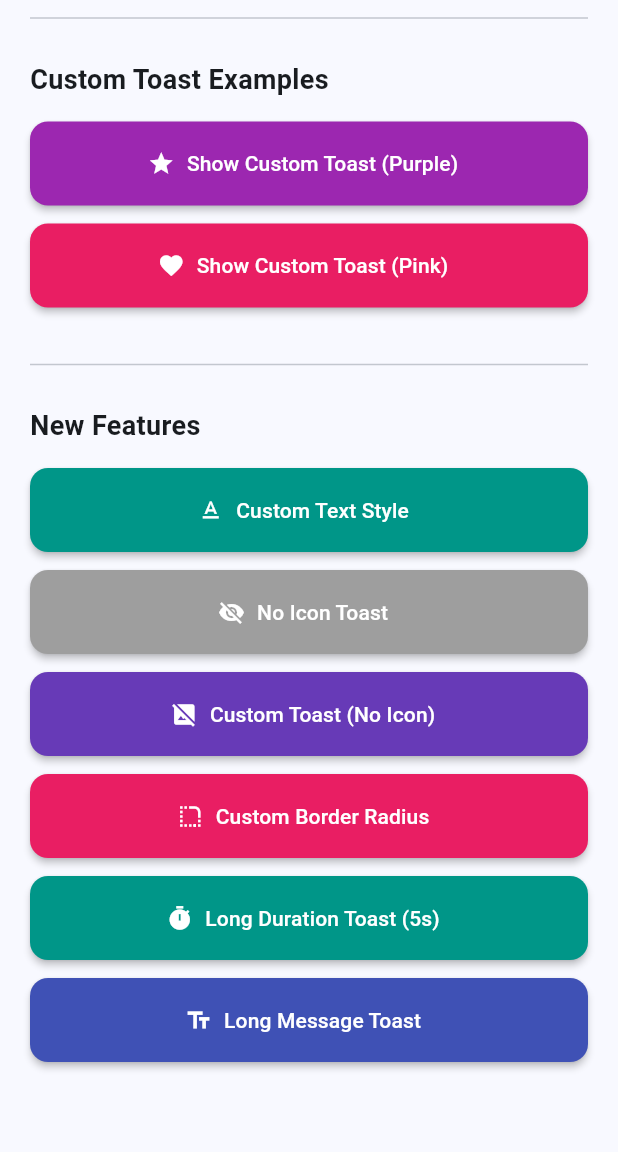
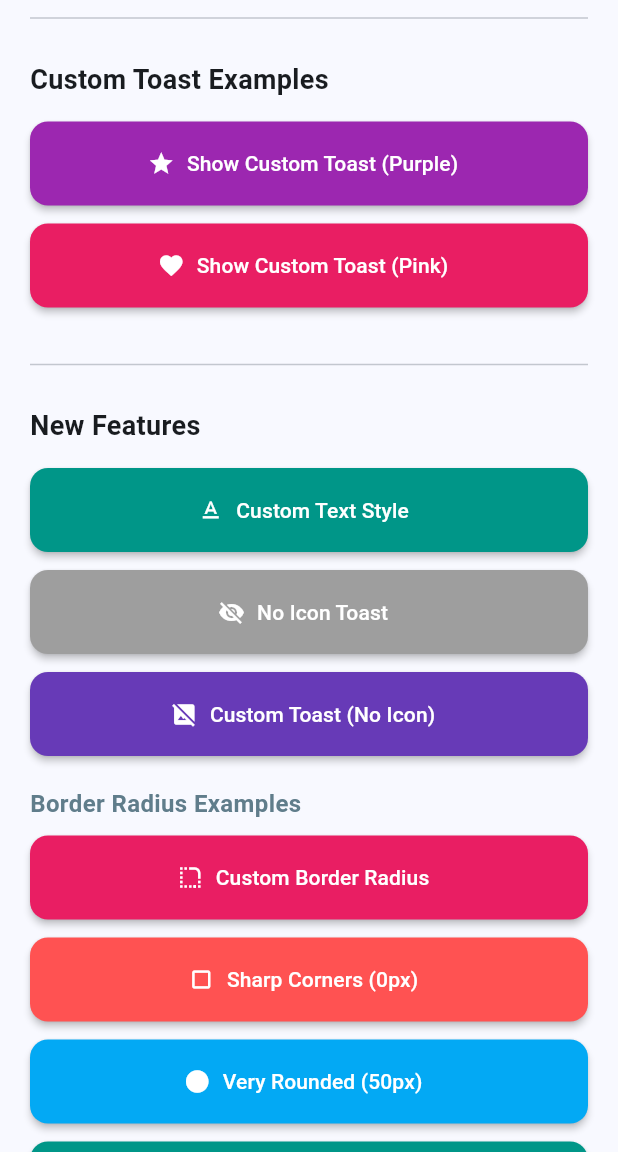
Before and after one commit to MAHMOUDELSAYED7/Modern-Toast, a Flutter app: the screen it shows after launch, scrolled down 551 dp, on a phone screen of 412 x 824 dp, the part 84-1236 px from its top. Run offline on Flutter 3.47's test engine with Material 3 defaults, Android fonts, the light colour scheme and no system bars; our stand-ins replace animate_do.

Commit message:
Enhance example app with multiple border radius examples and improved documentation

```diff
--- a/example/lib/main.dart
+++ b/example/lib/main.dart
@@ -144,6 +144,24 @@ class _MyHomePageState extends State<MyHomePage> {
       message: 'Custom border radius toast',
       type: ModernToastType.success,
       borderRadius: 8.0,
+    );
+  }
+
+  void _showSharpBorderRadiusToast() {
+    showModernToast(
+      context,
+      message: 'Sharp corners toast',
+      type: ModernToastType.warning,
+      borderRadius: 0.0,
+    );
+  }
+
+  void _showLargeBorderRadiusToast() {
+    showModernToast(
+      context,
+      message: 'Very rounded toast',
+      type: ModernToastType.info,
+      borderRadius: 50.0,
     );
   }
 
@@ -300,13 +318,43 @@ class _MyHomePageState extends State<MyHomePage> {
                 color: Colors.deepPurple,
                 onPressed: _showCustomToastNoIcon,
               ),
-              const SizedBox(height: 12),
+              const SizedBox(height: 20),
+
+              // Border Radius Examples
+              const Align(
+                alignment: Alignment.centerLeft,
+                child: Text(
+                  'Border Radius Examples',
+                  style: TextStyle(
+                    fontSize: 16,
+                    fontWeight: FontWeight.w600,
+                    color: Colors.blueGrey,
+                  ),
+                ),
+              ),
+              const SizedBox(height: 10),
 
               _buildToastButton(
                 icon: Icons.rounded_corner,
                 label: 'Custom Border Radius',
                 color: Colors.pink,
                 onPressed: _showCustomBorderRadiusToast,
+              ),
+              const SizedBox(height: 12),
+
+              _buildToastButton(
+                icon: Icons.crop_square,
+                label: 'Sharp Corners (0px)',
+                color: Colors.redAccent,
+                onPressed: _showSharpBorderRadiusToast,
+              ),
+              const SizedBox(height: 12),
+
+              _buildToastButton(
+                icon: Icons.circle,
+                label: 'Very Rounded (50px)',
+                color: Colors.lightBlue,
+                onPressed: _showLargeBorderRadiusToast,
               ),
               const SizedBox(height: 12),
 
```
Also changed, not shown: 1 other file.
